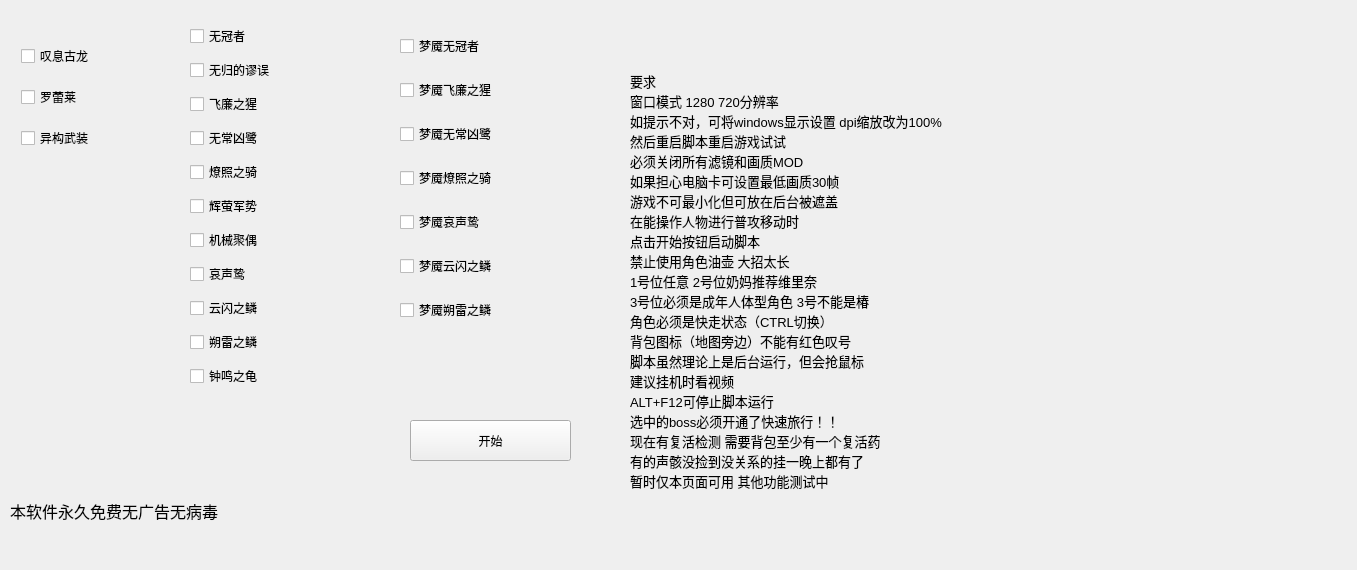
Qt form normalbosspanel.ui (A-SunsetMkt-Forks/wuwaBackendTool) before a commit.
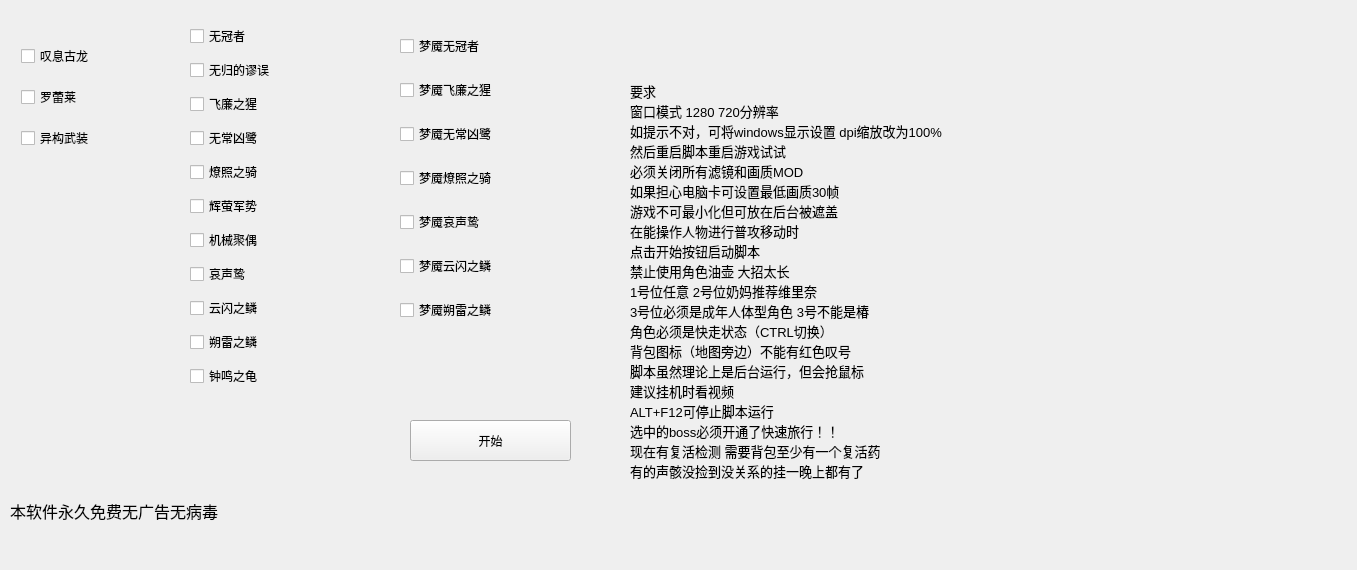
The same form after that commit.

What changed in the file:
```diff
--- a/normalbosspanel.ui
+++ b/normalbosspanel.ui
@@ -297,8 +297,7 @@
 ALT+F12可停止脚本运行
 选中的boss必须开通了快速旅行！！
 现在有复活检测 需要背包至少有一个复活药
-有的声骸没捡到没关系的挂一晚上都有了
-暂时仅本页面可用 其他功能测试中</string>
+有的声骸没捡到没关系的挂一晚上都有了</string>
    </property>
   </widget>
   <widget class="QLabel" name="label_7">
```
